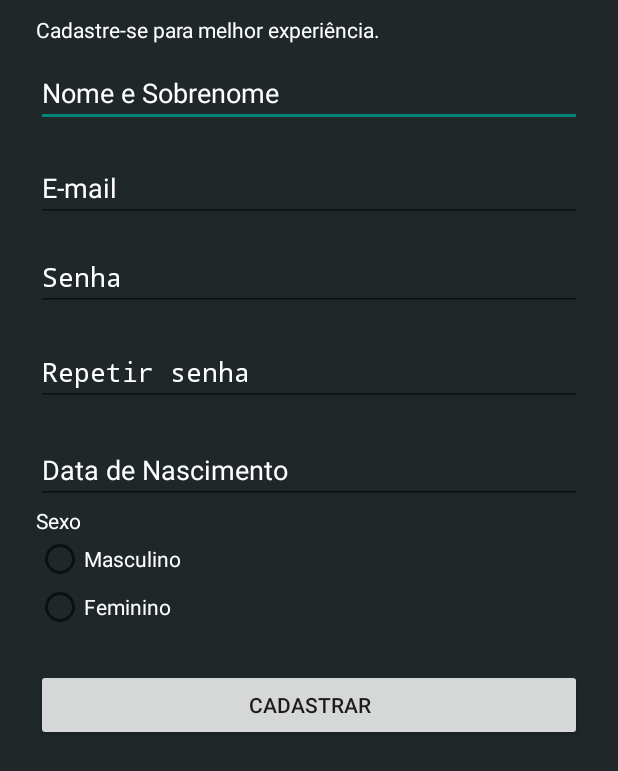
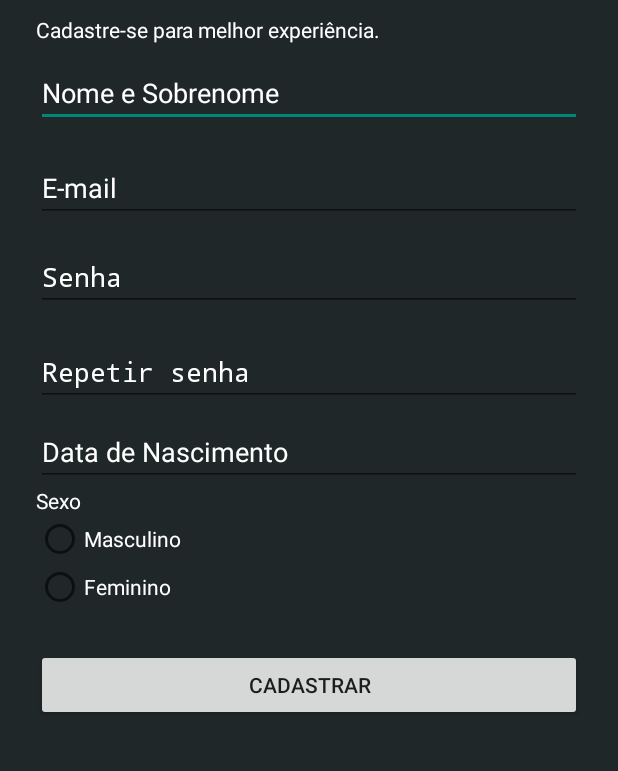
Before and after one commit to arianalima/WhereverIgo, an Android app: the CadastroUsuarioActivity screen opened directly, with no data from a screen before it, on a phone screen of 412 x 824 dp. Shown: the top 771 px of the screen. Run offline under Robolectric (Android 15) with nearby library versions, the phone set to English and light mode, and no system bars.

Commit message:
correção tela cadastro

```diff
--- a/app/src/main/java/com/example/bernardojr/whereverigo/gui/LoginActivity.java
+++ b/app/src/main/java/com/example/bernardojr/whereverigo/gui/LoginActivity.java
@@ -143,11 +143,12 @@ public class LoginActivity extends Activity implements View.OnClickListener{
                 criptografia.receberSenhaOriginal(senha);
                 senhaCriptografada = criptografia.getSenhaCriptografada();
 
-                usuario = usuarioNegocio.logar(login, senhaCriptografada);
+                //usuario = usuarioNegocio.logar(login, senhaCriptografada);
                 //GuiUtil.exibirSaudacao(this);
                 startQuestionarioActivity();
 
-            }catch (WhereverIgoException e){
+            }catch (Exception e){
+                //WhereverIgoException
                 Toast.makeText(getApplication(), e.getMessage(), Toast.LENGTH_LONG).show();
                 //GuiUtil.exibirMsg(LoginActivity.this, e.getMessage());
 
--- a/app/src/main/res/layout/activity_cadastro_usuario.xml
+++ b/app/src/main/res/layout/activity_cadastro_usuario.xml
@@ -74,11 +74,7 @@
         android:textColorHint="@color/colorWhite"
         />
 
-    <android.support.design.widget.TextInputLayout
-        android:layout_width="match_parent"
-        android:layout_height="wrap_content"
-        android:layout_marginTop="1dp"
-        android:layout_marginBottom="1dp">
+
     <EditText
         android:id="@+id/textData"
         android:layout_width="match_parent"
@@ -90,7 +86,7 @@
         android:ems="10"
         android:editable="false"
         android:textColor="@color/colorWhite"/>
-    </android.support.design.widget.TextInputLayout>
+
 
     <TextView
         android:id="@+id/text1"
```
